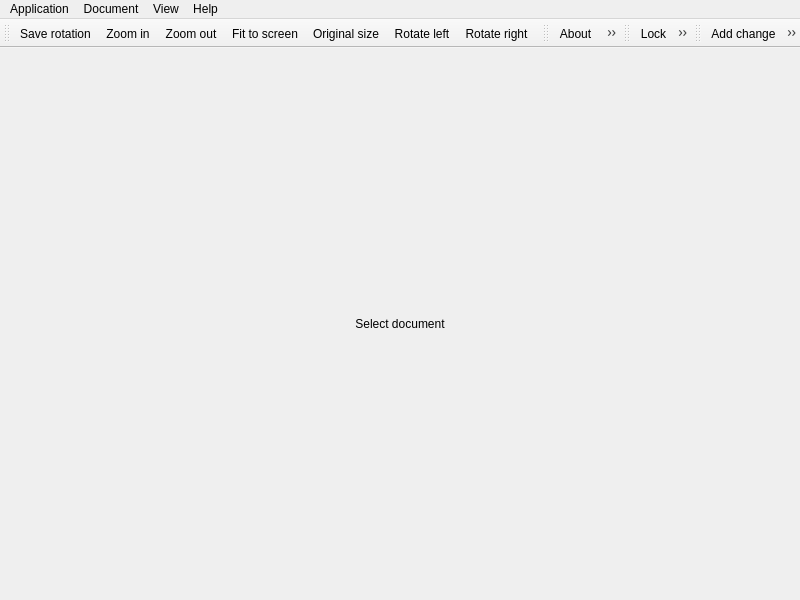
First picture: the form in mainwindow.ui, repository Kuszki/Multimap-Zasiegi, before the edit.
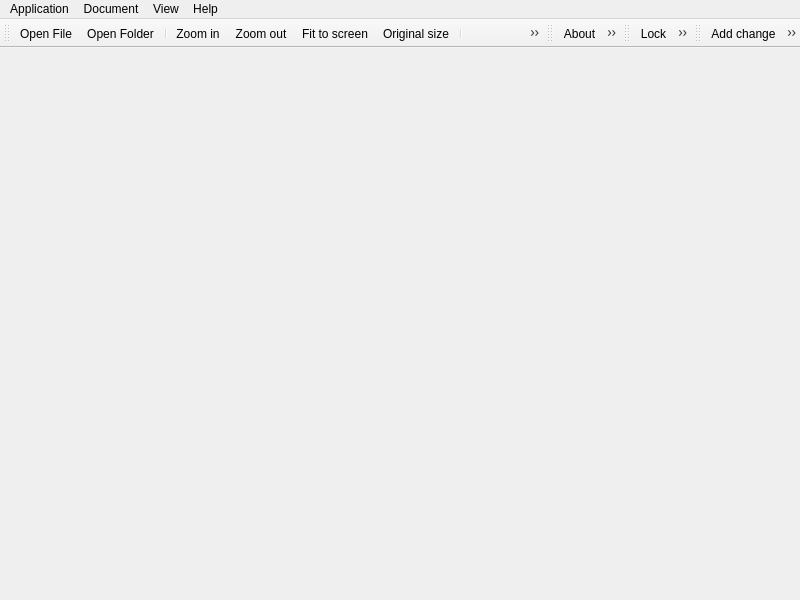
Second picture: the form after the edit. Icons and pictures are not drawn.

Patch:
```diff
--- a/mainwindow.ui
+++ b/mainwindow.ui
@@ -17,6 +17,9 @@
    <iconset theme="system-search">
     <normaloff>.</normaloff>.</iconset>
   </property>
+  <property name="toolButtonStyle">
+   <enum>Qt::ToolButtonFollowStyle</enum>
+  </property>
   <property name="documentMode">
    <bool>true</bool>
   </property>
@@ -27,55 +30,7 @@
    <bool>true</bool>
   </property>
   <widget class="QWidget" name="centralWidget">
-   <layout class="QGridLayout" name="gridLayout">
-    <item row="0" column="0">
-     <widget class="QScrollArea" name="scrollArea">
-      <property name="frameShape">
-       <enum>QFrame::NoFrame</enum>
-      </property>
-      <property name="widgetResizable">
-       <bool>true</bool>
-      </property>
-      <property name="alignment">
-       <set>Qt::AlignCenter</set>
-      </property>
-      <widget class="QWidget" name="scrollAreaWidgetContents">
-       <property name="geometry">
-        <rect>
-         <x>0</x>
-         <y>0</y>
-         <width>782</width>
-         <height>519</height>
-        </rect>
-       </property>
-       <layout class="QGridLayout" name="scroolLayout">
-        <property name="leftMargin">
-         <number>0</number>
-        </property>
-        <property name="topMargin">
-         <number>0</number>
-        </property>
-        <property name="rightMargin">
-         <number>0</number>
-        </property>
-        <property name="bottomMargin">
-         <number>0</number>
-        </property>
-        <item row="0" column="0">
-         <widget class="QLabel" name="label">
-          <property name="text">
-           <string>Select document</string>
-          </property>
-          <property name="alignment">
-           <set>Qt::AlignCenter</set>
-          </property>
-         </widget>
-        </item>
-       </layout>
-      </widget>
-     </widget>
-    </item>
-   </layout>
+   <layout class="QGridLayout" name="gridLayout"/>
   </widget>
   <widget class="QMenuBar" name="menuBar">
    <property name="geometry">
@@ -151,11 +106,14 @@
    <attribute name="toolBarBreak">
     <bool>false</bool>
    </attribute>
-   <addaction name="actionSaverotation"/>
+   <addaction name="actionOpenfile"/>
+   <addaction name="actionOpenfolder"/>
+   <addaction name="separator"/>
    <addaction name="actionZoomin"/>
    <addaction name="actionZoomout"/>
    <addaction name="actionFit"/>
    <addaction name="actionOrg"/>
+   <addaction name="separator"/>
    <addaction name="actionRotateleft"/>
    <addaction name="actionRotateright"/>
   </widget>
@@ -171,6 +129,7 @@
    </attribute>
    <addaction name="actionAbout"/>
    <addaction name="actionPreferences"/>
+   <addaction name="separator"/>
    <addaction name="actionExit"/>
   </widget>
   <widget class="QToolBar" name="actionsTool">
@@ -408,15 +367,6 @@
     <string>Unlock</string>
    </property>
   </action>
-  <action name="actionSaverotation">
-   <property name="icon">
-    <iconset theme="document-properties">
-     <normaloff>.</normaloff>.</iconset>
-   </property>
-   <property name="text">
-    <string>Save rotation</string>
-   </property>
-  </action>
   <action name="actionImportdata">
    <property name="icon">
     <iconset theme="document-open">
@@ -435,6 +385,32 @@
     <string>Export</string>
    </property>
   </action>
+  <action name="actionOpenfile">
+   <property name="icon">
+    <iconset theme="window-new">
+     <normaloff>.</normaloff>.</iconset>
+   </property>
+   <property name="text">
+    <string>Open File</string>
+   </property>
+  </action>
+  <action name="actionOpenfolder">
+   <property name="icon">
+    <iconset theme="view-restore">
+     <normaloff>.</normaloff>.</iconset>
+   </property>
+   <property name="text">
+    <string>Open Folder</string>
+   </property>
+  </action>
+  <action name="actionImport">
+   <property name="icon">
+    <iconset theme="document-open"/>
+   </property>
+   <property name="text">
+    <string>Import</string>
+   </property>
+  </action>
  </widget>
  <layoutdefault spacing="6" margin="11"/>
  <resources/>
```
Left out of the diff: 79 changed lines with no effect on the pictures.
